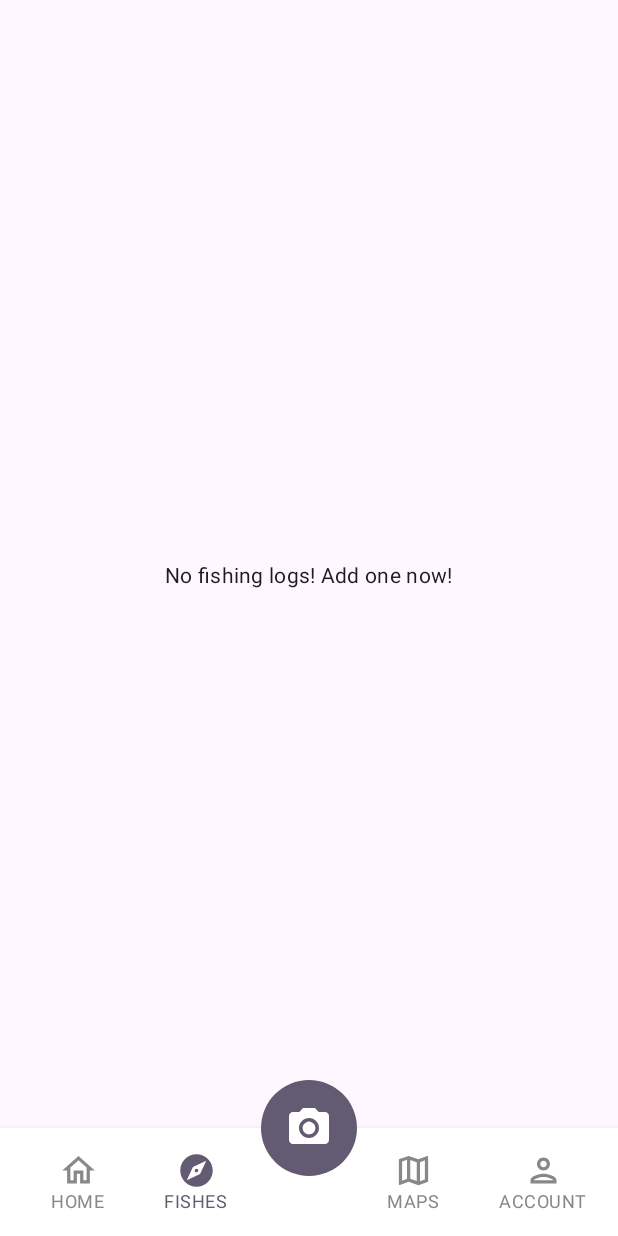
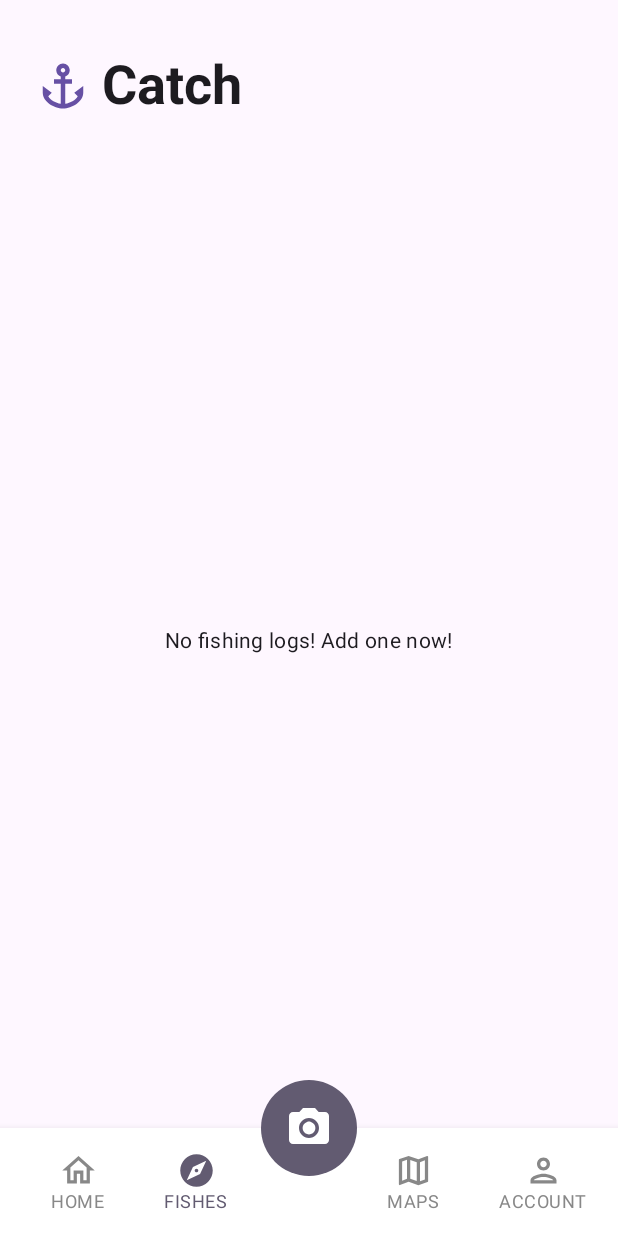
Before and after one commit to M-Thoriq/FLog, an Android app built with Jetpack Compose: the MapsScreen screen opened through its navigation route, after a tap on "FISHES", on a phone screen of 412 x 824 dp. Run offline under Robolectric (Android 15) with nearby library versions, the phone set to English and light mode, and no system bars; our stand-ins replace Room's generated code; libraries missing offline, so code that uses them is left out: com.google.firebase.crashlytics, com.loopj.android, cz.msebera.android; 2 statements that could not run were skipped; 1 other tap on this screen came first.

Commit message:
tolong AKU

```diff
--- a/app/src/main/java/com/thoriq/flog/ui/screen/FishScreen.kt
+++ b/app/src/main/java/com/thoriq/flog/ui/screen/FishScreen.kt
@@ -3,6 +3,7 @@ package com.thoriq.flog.ui.screen
 import android.app.Application
 import android.widget.EditText
 import androidx.compose.foundation.Image
+import androidx.compose.foundation.background
 import androidx.compose.foundation.layout.Arrangement
 import androidx.compose.foundation.layout.Box
 import androidx.compose.foundation.layout.Column
@@ -14,11 +15,13 @@ import androidx.compose.foundation.layout.fillMaxSize
 import androidx.compose.foundation.layout.fillMaxWidth
 import androidx.compose.foundation.layout.height
 import androidx.compose.foundation.layout.padding
+import androidx.compose.foundation.layout.size
 import androidx.compose.foundation.lazy.LazyColumn
 import androidx.compose.foundation.lazy.items
 import androidx.compose.foundation.shape.RoundedCornerShape
 import androidx.compose.material.icons.Icons
 import androidx.compose.material.icons.filled.Add
+import androidx.compose.material.icons.filled.Anchor
 import androidx.compose.material.icons.filled.Delete
 import androidx.compose.material.icons.filled.Edit
 import androidx.compose.material3.Card
@@ -54,6 +57,7 @@ import androidx.compose.ui.text.font.FontWeight
 import androidx.compose.ui.text.input.TextFieldValue
 import androidx.compose.ui.tooling.preview.Preview
 import androidx.compose.ui.unit.dp
+import androidx.compose.ui.unit.sp
 import androidx.lifecycle.LiveData
 import com.thoriq.flog.R
 import com.thoriq.flog.data.Fish
@@ -71,28 +75,54 @@ fun FishScreen(
     Column(
         modifier = modifier
             .fillMaxSize()
-            .padding(top = 16.dp)
+            .padding(top = 36.dp)
+            .padding(horizontal = 24.dp),
     ) {
+        Row(
+            verticalAlignment = Alignment.CenterVertically,
+            modifier = Modifier.padding(bottom = 24.dp)
+        ) {
+            Icon(
+                imageVector = Icons.Filled.Anchor,
+                contentDescription = "Anchor Icon",
+                tint = MaterialTheme.colorScheme.primary ,
+                modifier = Modifier.size(36.dp)
+            )
+            Text(text="Catch", style = MaterialTheme.typography.titleLarge, modifier = Modifier
+                .padding(start = 8.dp),
+                fontWeight = FontWeight.Bold,
+                fontSize = 36.sp
+
+            )
+        }
+
         if (fishes.isEmpty()) {
 
             Column(
-                modifier = Modifier.fillMaxSize(),
+                modifier = Modifier
+                    .fillMaxSize(),
                 verticalArrangement = Arrangement.Center,
                 horizontalAlignment = Alignment.CenterHorizontally
+
             ) {
                 Text(text = "No fishing logs! Add one now!", style = MaterialTheme.typography.bodyMedium)
             }
 
         } else {
             LazyColumn(
-//                modifier = modifier.padding(16.dp),
-                verticalArrangement = Arrangement.spacedBy(32.dp),
+                verticalArrangement = Arrangement.spacedBy(16.dp),
+                modifier = Modifier
+
+
             ) {
                 items(fishes) { fish ->
                     Card(
                         modifier = Modifier
-                            .padding(horizontal = 16.dp)
                             .fillMaxWidth(),
+                            colors = CardDefaults.cardColors(
+                                containerColor = MaterialTheme.colorScheme.secondary // Set the card's background color
+                                ),
+
                         shape = RoundedCornerShape(16.dp),
                         elevation = CardDefaults.cardElevation(defaultElevation = 4.dp)
                     ) {
@@ -103,7 +133,7 @@ fun FishScreen(
                                 modifier = Modifier.weight(8f)
                             ) {
                                 Image(
-                                    painter = painterResource(id = R.drawable.pngtree_clown_fish_marine_fish_decoration_png_image_4278349),
+                                    painter = painterResource(id = R.drawable.ic_flog),
                                     contentDescription = null
                                 )
                             }
@@ -155,7 +185,7 @@ fun FishScreen(
                                         Icon(
                                             imageVector = Icons.Filled.Edit,
                                             contentDescription = "Update",
-                                            tint = Color.Red
+
                                         )
                                     }
                                 }
--- a/app/src/main/java/com/thoriq/flog/ui/screen/MapsScreen.kt
+++ b/app/src/main/java/com/thoriq/flog/ui/screen/MapsScreen.kt
@@ -24,6 +24,8 @@ import androidx.compose.foundation.shape.RoundedCornerShape
 import androidx.compose.foundation.text.KeyboardActions
 import androidx.compose.foundation.text.KeyboardOptions
 import androidx.compose.material.icons.Icons
+import androidx.compose.material.icons.automirrored.filled.ArrowBack
+import androidx.compose.material.icons.automirrored.filled.ArrowForward
 import androidx.compose.material.icons.filled.ArrowBack
 import androidx.compose.material.icons.filled.ArrowForward
 import androidx.compose.material.icons.filled.Search
@@ -45,6 +47,7 @@ import androidx.compose.runtime.setValue
 import androidx.compose.ui.Alignment
 import androidx.compose.ui.Modifier
 import androidx.compose.ui.draw.clip
+import androidx.compose.ui.draw.shadow
 import androidx.compose.ui.graphics.Color
 import androidx.compose.ui.graphics.RectangleShape
 import androidx.compose.ui.platform.LocalContext
@@ -126,89 +129,72 @@ fun MapsScreen(
                 }
             }
 
-            // Overlay Row on top of the GoogleMap
+
             Column(
-                modifier = Modifier
-                    .align(Alignment.TopCenter)
-                    .padding(16.dp)
-                    .padding(horizontal = 0.dp, vertical = 6.dp)
+                horizontalAlignment = Alignment.CenterHorizontally,
+                modifier = Modifier.fillMaxWidth()
             ) {
-                // Search Bar Row
                 Row(
-                    verticalAlignment = Alignment.CenterVertically,
-                    modifier = Modifier.clip(shape = RoundedCornerShape(32.dp))
+                    modifier = Modifier
+                        .padding(16.dp)
+                        .padding(horizontal = 0.dp, vertical = 6.dp)
+                        .clip(shape = RoundedCornerShape(32.dp))
                 ) {
                     var previousText by remember { mutableStateOf("") }
 
                     TextField(
                         value = searchQuery,
                         onValueChange = { newText ->
-                            // Your logic for handling text change
                             if (newText.endsWith("\n")) {
-                                // Same action as the Search Button
                                 matchingLocations = locationList.filter {
                                     it.title.contains(searchQuery.trim(), ignoreCase = true)
                                 }
-                                currentIndex = 0 // Start with the first result if matches are found
+                                currentIndex = 0
 
-                                // Move camera to the first matching location if any
                                 if (matchingLocations.isNotEmpty()) {
                                     moveToLocation(matchingLocations[currentIndex], cameraPositionState)
                                 }
-
-                                // Update searchQuery without newline
                                 searchQuery = newText.trim()
                             } else {
                                 searchQuery = newText
                             }
-
                             previousText = newText
                         },
-                        placeholder = { Text("toriiq cobak ketik salmon") },
+                        placeholder = { Text("Search fish location...") },
                         colors = TextFieldDefaults.colors(
-                            containerColor = Color.White,  // Background color for Material3 TextField
-                            textColor = Color.Black, // Text color inside the TextField
-                            focusedIndicatorColor = Color.Transparent, // Remove the focus indicator
-                            unfocusedIndicatorColor = Color.Transparent // Remove the unfocused indicator
+                            unfocusedContainerColor = Color.White,
+                            focusedContainerColor = Color.White
                         )
                     )
 
-
-                    // Search Button
                     Button(
                         onClick = {
-                            // Filter locations matching the search query
                             matchingLocations = locationList.filter {
                                 it.title.contains(searchQuery, ignoreCase = true)
                             }
-                            currentIndex = 0 // Start with the first result if matches are found
+                            currentIndex = 0
 
-                            // Move camera to the first matching location if any
                             if (matchingLocations.isNotEmpty()) {
                                 moveToLocation(matchingLocations[currentIndex], cameraPositionState)
                             }
                         },
                         modifier = Modifier
-                            .heightIn(min = 56.dp), // Set a min height to match the TextField's height
-                        shape = RectangleShape, // Remove corner rounding
-                        contentPadding = PaddingValues(horizontal = 16.dp), // Adjust padding as needed
+                            .heightIn(min = 56.dp),
+                        shape = RectangleShape,
+                        contentPadding = PaddingValues(horizontal = 16.dp),
                         colors = ButtonDefaults.buttonColors(
-                            containerColor = Color.White, // Set the button's background color
-                            contentColor = Color.Black // Set the text/icon color
+                            containerColor = Color.White,
+                            contentColor = Color.Black
                         )
                     ) {
-                        Icon(Icons.Default.Search, contentDescription = "Search Icon", tint = Color.Black) // Set icon color
+                        Icon(Icons.Default.Search, contentDescription = "Search Icon", tint = Color.Black)
                     }
+                }
+            }
 
-
-
-                }
-                if (matchingLocations.size > 1) {
-                    Spacer(modifier = Modifier.height(8.dp)) // Space between search bar and navigation buttons
+            if (matchingLocations.size > 1) {
 
                     Row(
-                        horizontalArrangement = Arrangement.End,
-                        modifier = Modifier.fillMaxWidth()
                     ) {
                         Button(onClick = {
                             // Move to the previous marker
@@ -220,7 +206,7 @@ fun MapsScreen(
                             shape = RectangleShape
 
                         ) {
-                            Icon(Icons.Default.ArrowBack, contentDescription = "Search Icon")
+                            Icon(Icons.AutoMirrored.Filled.ArrowBack, contentDescription = "Search Icon")
 
                         }
 
@@ -241,7 +227,7 @@ fun MapsScreen(
                             shape = RectangleShape
 
                         ) {
-                            Icon(Icons.Default.ArrowForward, contentDescription = "Search Icon")
+                            Icon(Icons.AutoMirrored.Filled.ArrowForward, contentDescription = "Search Icon")
 
                         }
                     }
@@ -251,7 +237,7 @@ fun MapsScreen(
 
 
                 }
-            }
+
         }
 
         if (!isMapLoaded) {
```
